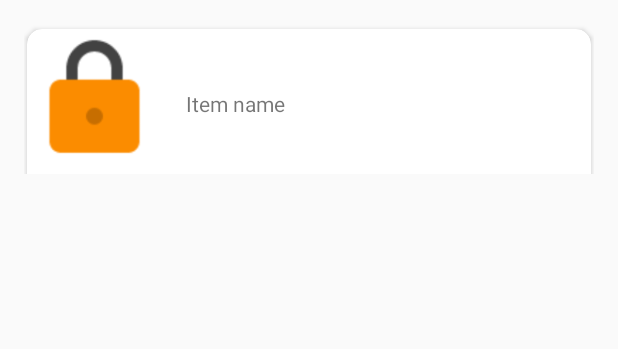
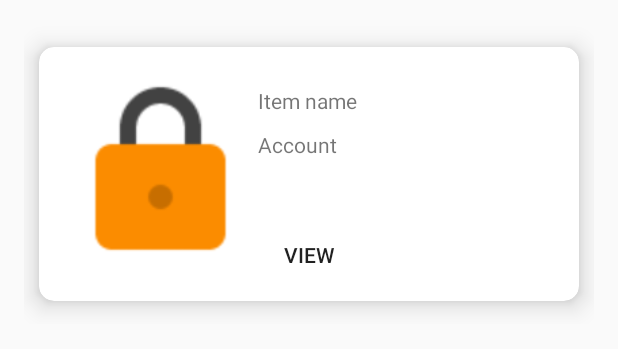
Before and after one commit to PuffOpenSource/Puff-Android, an Android app: the layout acct_list_item.xml on its own in the app's theme, with its tools: preview values and no code run, on a phone screen of 412 x 824 dp. Shown: the top 349 px of the screen. Run offline under Robolectric (Android 15) with nearby library versions, the phone set to English and light mode, and no system bars.

Commit message:
Fix - remove expand & shrink. Fix - add account list refresh when displayed.

```diff
--- a/app/src/main/java/sun/bob/leela/adapters/AcctListAdapter.java
+++ b/app/src/main/java/sun/bob/leela/adapters/AcctListAdapter.java
@@ -28,7 +28,6 @@ public class AcctListAdapter extends RecyclerView.Adapter<AcctListViewHolder> {
         super();
         this.context = context;
         this.recyclerView = recyclerView;
-//        data = AccountHelper.getInstance(context).getAllAccount();
         data = new ArrayList<>();
         this.setHasStableIds(true);
     }
@@ -44,7 +43,6 @@ public class AcctListAdapter extends RecyclerView.Adapter<AcctListViewHolder> {
     @Override
     public void onBindViewHolder(AcctListViewHolder holder, int position) {
         holder.configureWithAccount(data.get(position));
-//        holder.setHeight((int) (100 * ResUtil.getInstance(null).getDP()));
     }
 
     @Override
@@ -61,4 +59,5 @@ public class AcctListAdapter extends RecyclerView.Adapter<AcctListViewHolder> {
         data = AccountHelper.getInstance(context).getAccountsByCategory(category);
         this.notifyDataSetChanged();
     }
+
 }
--- a/app/src/main/res/layout/acct_list_item.xml
+++ b/app/src/main/res/layout/acct_list_item.xml
@@ -1,8 +1,8 @@
 <?xml version="1.0" encoding="utf-8"?>
 <FrameLayout xmlns:android="http://schemas.android.com/apk/res/android"
     android:orientation="vertical"
-    android:layout_width="wrap_content"
-    android:layout_height="100dp"
+    android:layout_width="match_parent"
+    android:layout_height="wrap_content"
     android:layout_margin="16dp">
     <android.support.v7.widget.CardView
         xmlns:card_view="http://schemas.android.com/apk/res-auto"
@@ -12,13 +12,13 @@
         android:id="@+id/list_item_card_view"
         card_view:cardUseCompatPadding="true"
         card_view:cardPreventCornerOverlap="false"
+        card_view:cardElevation="10dp"
         >
         <RelativeLayout
             android:layout_width="match_parent"
             android:layout_height="match_parent"
             android:layout_margin="16dp"
-            android:id="@+id/id_item_content_expand"
-            android:visibility="gone">
+            android:id="@+id/id_item_content_expand">
             <ImageView
                 android:layout_width="130dp"
                 android:layout_height="130dp"
@@ -62,24 +62,5 @@
                 android:layout_alignParentBottom="true"
                 />
         </RelativeLayout>
-        <RelativeLayout
-            android:layout_width="match_parent"
-            android:layout_height="100dp"
-            android:id="@+id/id_item_content_thumb">
-            <ImageView
-                android:layout_width="90dp"
-                android:layout_height="90dp"
-                android:id="@+id/list_account_image_thumb"
-                android:src="@drawable/ic_lock"/>
-            <TextView
-                android:layout_width="match_parent"
-                android:layout_height="wrap_content"
-                android:layout_marginLeft="16dp"
-                android:text="Item name"
-                android:id="@+id/list_name_thumb"
-                android:layout_centerVertical="true"
-                android:layout_toRightOf="@id/list_account_image_thumb"
-                />
-        </RelativeLayout>
     </android.support.v7.widget.CardView>
 </FrameLayout>
```
Also changed, not shown: app/src/main/java/sun/bob/leela/App.java (+1 -37 lines), app/src/main/java/sun/bob/leela/adapters/AcctListViewHolder.java (+24 -88 lines), app/src/main/java/sun/bob/leela/ui/fragments/AcctListFragment.java (+23 -8 lines).
